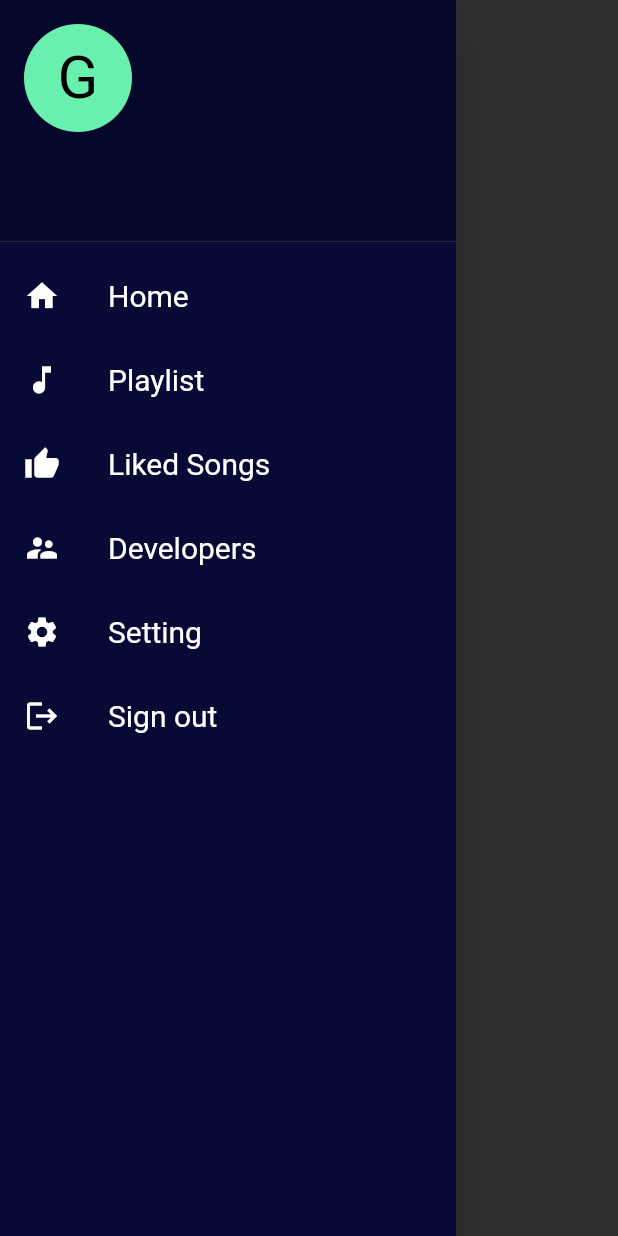
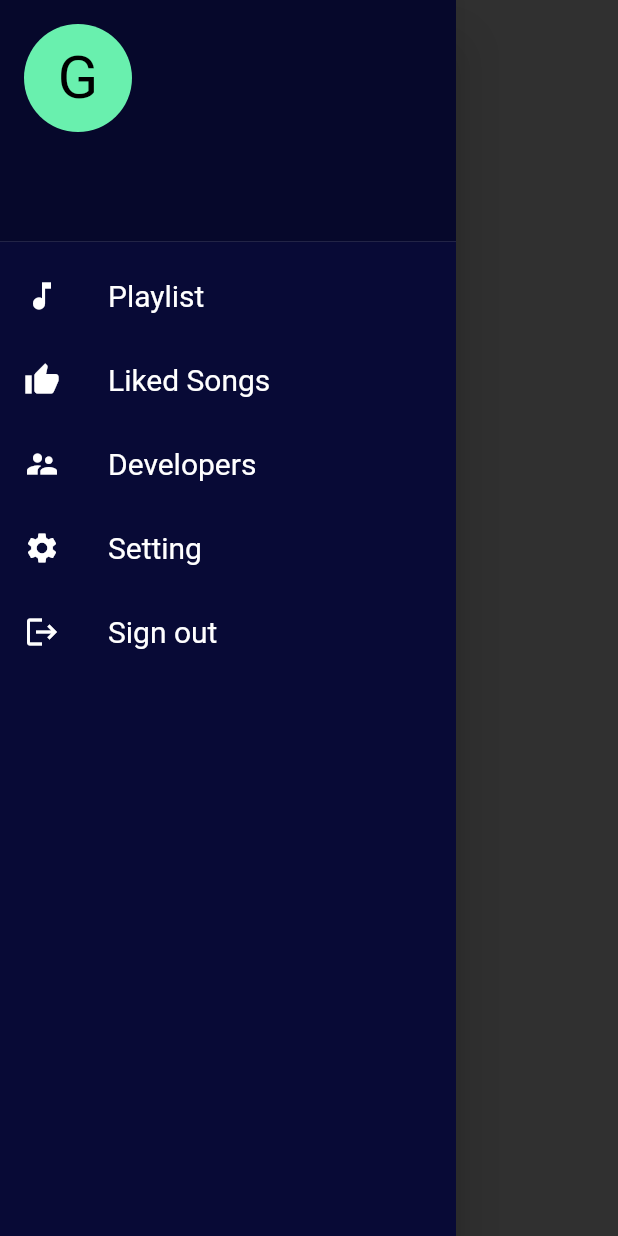
Before and after one commit to GFG-CLUB-KIIT/Hear-ME, a Flutter app: what drawer() shows on an empty page, opened directly with empty values, on a phone screen of 412 x 824 dp. Run offline on Flutter 3.47's test engine with Material 2 defaults, Android fonts, the phone set to English and light mode, and no system bars; our stand-ins replace firebase_auth, firebase_core, just_audio, material_design_icons_flutter, palette_generator; missing offline and left inert: audio_session, des_plugin, flutter_circular_slider, flutter_glow; accounts and stored records are empty; network calls fail.

Commit message:
drawer changed

```diff
--- a/lib/Widgets/drawer.dart
+++ b/lib/Widgets/drawer.dart
@@ -1,3 +1,4 @@
+import 'package:HearMe/Pages/HomePage.dart';
 import 'package:HearMe/Utils/authentication.dart';
 import 'package:flutter/material.dart';
 import 'package:firebase_auth/firebase_auth.dart';
@@ -30,12 +31,7 @@ Widget drawer(BuildContext context, User user) {
               ),
             ),
           ),
-          ListTile(
-            leading: Icon(
-              Icons.home,
-            ),
-            title: Text("Home", style: TextStyle(fontSize: 20.0)),
-          ),
+
           ListTile(
             leading: Icon(
               Icons.music_note,
@@ -49,7 +45,8 @@ Widget drawer(BuildContext context, User user) {
                 context,
                 MaterialPageRoute(builder: (context) => Playlist()),
               );
-              }),
+            },
+          ),
           ListTile(
               leading: Icon(
                 Icons.thumb_up,
```
Lines whose indentation alone changed are shown as unchanged.
